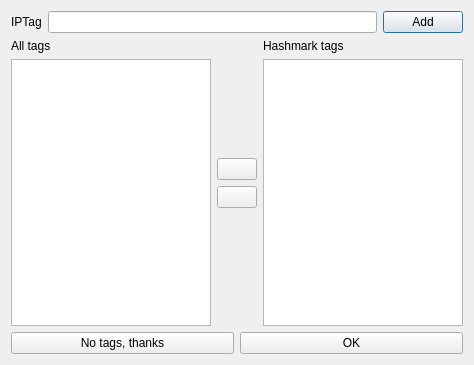
Above: galacteek/ui/iptagsmanager.ui from pinnaculum/galacteek before the change. Below: the same form after it.
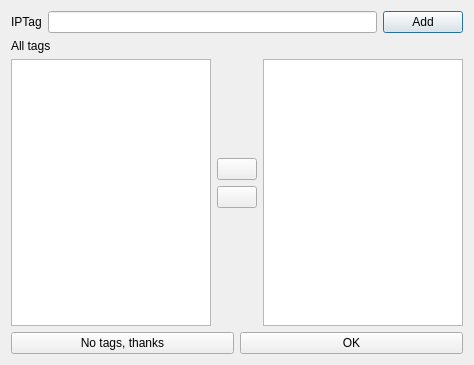
That is the form after the change. Icons and pictures are not drawn.

Patch:
```diff
--- a/galacteek/ui/iptagsmanager.ui
+++ b/galacteek/ui/iptagsmanager.ui
@@ -122,7 +122,7 @@
          <item>
           <widget class="QLabel" name="label_3">
            <property name="text">
-            <string>Hashmark tags</string>
+            <string/>
            </property>
           </widget>
          </item>
```
Left out of the diff: 6 changed lines with no effect on the pictures.
